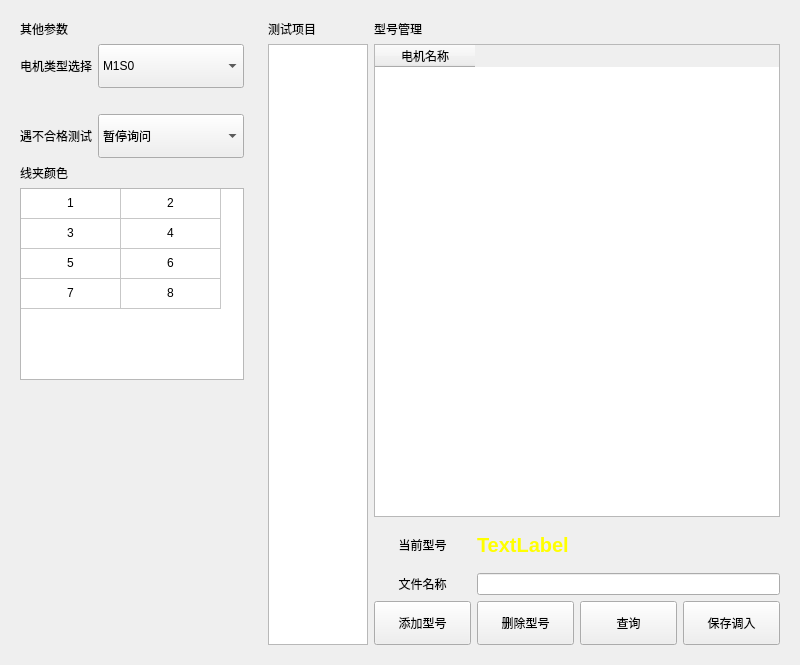
Old version of the form WinType.ui in the repository bloglink/aip-tester.
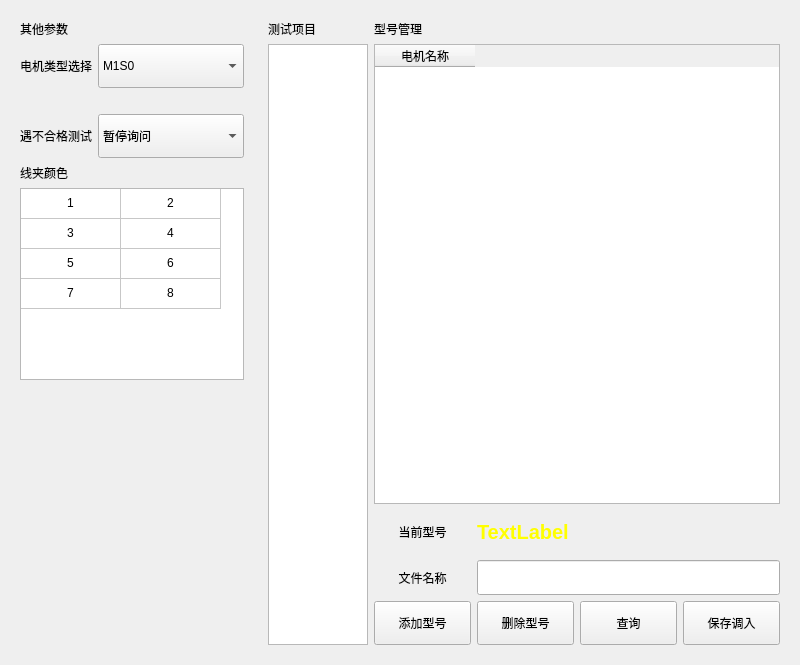
New version of the form. Icons and pictures are not drawn.

Commit message: 修复:(2.1.0.170420)型号管理修复不能删除问题

```diff
--- a/WinType.ui
+++ b/WinType.ui
@@ -695,6 +695,12 @@
            <verstretch>0</verstretch>
           </sizepolicy>
          </property>
+         <property name="minimumSize">
+          <size>
+           <width>0</width>
+           <height>35</height>
+          </size>
+         </property>
         </widget>
        </item>
       </layout>
```
The commit also changes 1 other file.
